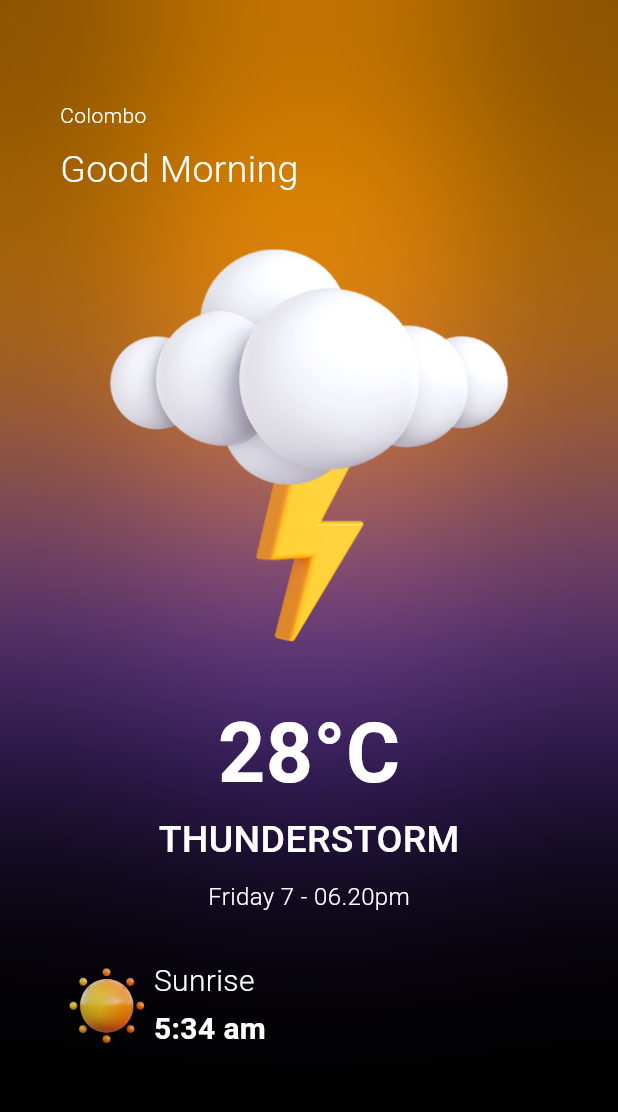
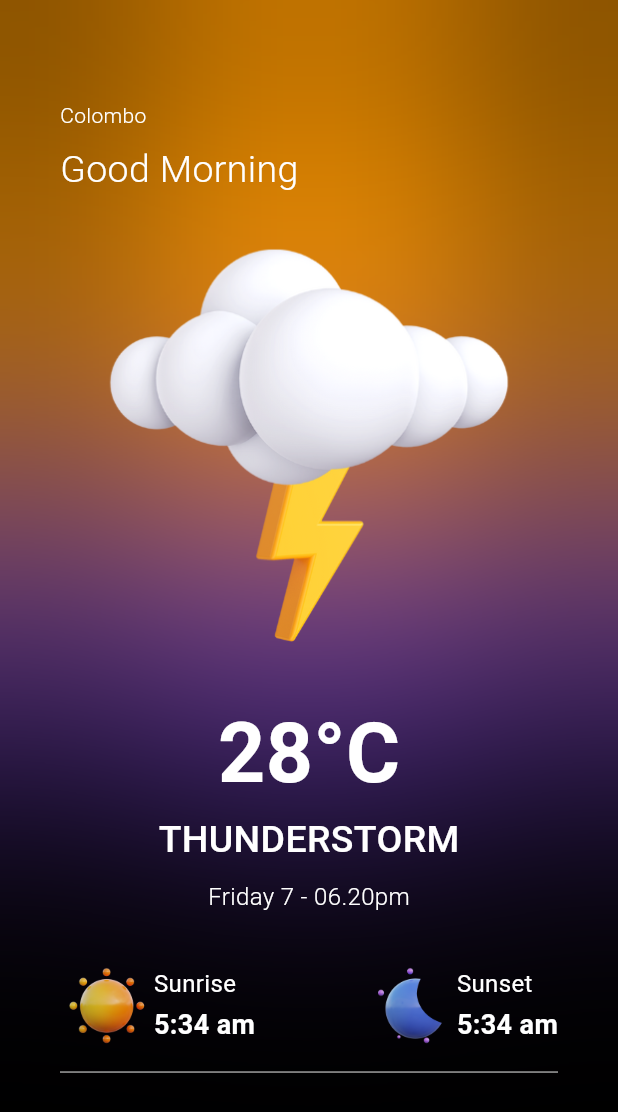
Before and after one commit to NovaLogics/weather-now-flutter-app, a Flutter app: the screen it shows after launch, on a phone screen of 412 x 824 dp. Shown: the top 1112 px of the screen. Run offline on Flutter 3.47's test engine with Material 3 defaults, Android fonts, the phone set to English and light mode, and no system bars; our stand-ins replace bloc, equatable.

Commit message:
feat [ui]: Add Sunset UI components

```diff
--- a/lib/screens/home_screen.dart
+++ b/lib/screens/home_screen.dart
@@ -129,8 +129,8 @@ class HomeScreen extends StatelessWidget {
                                   "Sunrise",
                                   style: TextStyle(
                                     color: Colors.white,
-                                    fontSize: 20,
-                                    fontWeight: FontWeight.w300,
+                                   fontSize: 16,
+                                    fontWeight: FontWeight.w400,
                                   ),
                                 ),
                                     const SizedBox(height: 3),
@@ -138,16 +138,53 @@ class HomeScreen extends StatelessWidget {
                                   "5:34 am",
                                   style: TextStyle(
                                     color: Colors.white,
-                                    fontSize: 20,
+                                    fontSize: 18,
                                     fontWeight: FontWeight.w700,
                                   ),
                                 ),
                               ],
                             )
                           ],
-                        )
+                        ),
+                         Row(
+                          children: [
+                            Image.asset(
+                              "assets/12.png",
+                              scale: 8,
+                            ),
+                            const SizedBox(height: 5),
+                            const Column(
+                              crossAxisAlignment: CrossAxisAlignment.start,
+                              children: [
+                                Text(
+                                  "Sunset",
+                                  style: TextStyle(
+                                    color: Colors.white,
+                                    fontSize: 16,
+                                    fontWeight: FontWeight.w400,
+                                  ),
+                                ),
+                                    const SizedBox(height: 3),
+                                    Text(
+                                  "5:34 am",
+                                  style: TextStyle(
+                                    color: Colors.white,
+                                    fontSize: 18,
+                                    fontWeight: FontWeight.w700,
+                                  ),
+                                ),
+                              ],
+                            )
+                          ],
+                        ),
                       ],
-                    )
+                    ),
+                    const Padding(
+                      padding: EdgeInsets.symmetric(vertical: 5.0),
+                      child: Divider(
+                        color: Colors.grey,
+                      ),
+                    ),
                   ],
                 ),
               )
```
